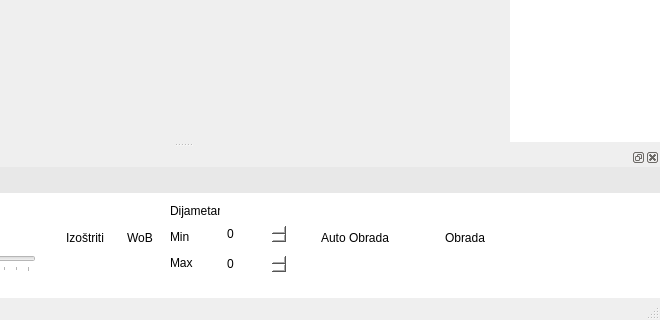
Old version of the form main/src/ndtr/ndtr_app/mainwindow.ui in the repository nik0la31/Application-of-pattern-recognition-algorithms-in-neutron-dosimetry; both pictures show x 295 to 955 and y 301 to 621 of the 955 by 621 pixel window.
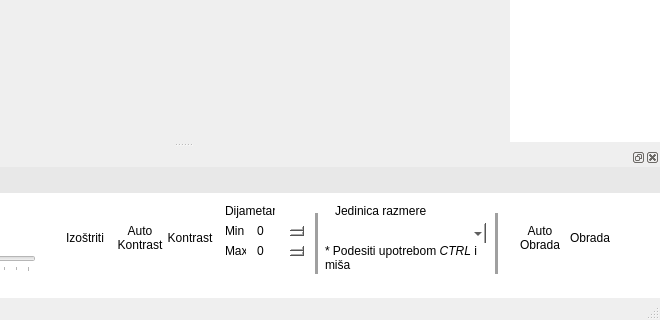
New version of the form. Icons and pictures are not drawn.

Diff of the .ui file:
```diff
--- a/main/src/ndtr/ndtr_app/mainwindow.ui
+++ b/main/src/ndtr/ndtr_app/mainwindow.ui
@@ -388,7 +388,7 @@
         <widget class="QToolButton" name="buttonWoB">
          <property name="geometry">
           <rect>
-           <x>410</x>
+           <x>460</x>
            <y>10</y>
            <width>50</width>
            <height>70</height>
@@ -417,7 +417,7 @@
 }</string>
          </property>
          <property name="text">
-          <string>WoB</string>
+          <string>Kontrast</string>
          </property>
          <property name="icon">
           <iconset resource="resources.qrc">
@@ -439,10 +439,10 @@
         <widget class="QDoubleSpinBox" name="spinMax">
          <property name="geometry">
           <rect>
-           <x>520</x>
-           <y>60</y>
-           <width>62</width>
-           <height>22</height>
+           <x>550</x>
+           <y>50</y>
+           <width>50</width>
+           <height>16</height>
           </rect>
          </property>
          <property name="decimals">
@@ -455,10 +455,10 @@
         <widget class="QDoubleSpinBox" name="spinMin">
          <property name="geometry">
           <rect>
-           <x>520</x>
+           <x>550</x>
            <y>30</y>
-           <width>62</width>
-           <height>22</height>
+           <width>50</width>
+           <height>16</height>
           </rect>
          </property>
          <property name="statusTip">
@@ -477,7 +477,7 @@
         <widget class="QLabel" name="labelDiameter">
          <property name="geometry">
           <rect>
-           <x>465</x>
+           <x>520</x>
            <y>10</y>
            <width>50</width>
            <height>16</height>
@@ -490,9 +490,9 @@
         <widget class="QLabel" name="labelMin">
          <property name="geometry">
           <rect>
-           <x>465</x>
-           <y>36</y>
-           <width>50</width>
+           <x>520</x>
+           <y>30</y>
+           <width>20</width>
            <height>16</height>
           </rect>
          </property>
@@ -503,9 +503,9 @@
         <widget class="QLabel" name="labelMax">
          <property name="geometry">
           <rect>
-           <x>465</x>
-           <y>62</y>
-           <width>50</width>
+           <x>520</x>
+           <y>50</y>
+           <width>21</width>
            <height>16</height>
           </rect>
          </property>
@@ -516,9 +516,9 @@
         <widget class="QToolButton" name="btnProcessImage">
          <property name="geometry">
           <rect>
-           <x>710</x>
+           <x>860</x>
            <y>10</y>
-           <width>100</width>
+           <width>50</width>
            <height>70</height>
           </rect>
          </property>
@@ -553,8 +553,8 @@
          </property>
          <property name="iconSize">
           <size>
-           <width>48</width>
-           <height>48</height>
+           <width>32</width>
+           <height>32</height>
           </size>
          </property>
          <property name="toolButtonStyle">
@@ -564,9 +564,9 @@
         <widget class="QToolButton" name="toolButton">
          <property name="geometry">
           <rect>
-           <x>600</x>
+           <x>810</x>
            <y>10</y>
-           <width>100</width>
+           <width>50</width>
            <height>70</height>
           </rect>
          </property>
@@ -593,7 +593,8 @@
 }</string>
          </property>
          <property name="text">
-          <string>Auto Obrada</string>
+          <string>Auto
+Obrada</string>
          </property>
          <property name="icon">
           <iconset resource="resources.qrc">
@@ -601,8 +602,8 @@
          </property>
          <property name="iconSize">
           <size>
-           <width>48</width>
-           <height>48</height>
+           <width>32</width>
+           <height>32</height>
           </size>
          </property>
          <property name="checkable">
@@ -612,6 +613,129 @@
           <enum>Qt::ToolButtonTextUnderIcon</enum>
          </property>
         </widget>
+        <widget class="QToolButton" name="btnAutoWob">
+         <property name="geometry">
+          <rect>
+           <x>410</x>
+           <y>10</y>
+           <width>50</width>
+           <height>70</height>
+          </rect>
+         </property>
+         <property name="styleSheet">
+          <string notr="true">QToolButton
+{
+    border: 0px;
+}
+
+QToolButton:hover
+{
+    padding: 2px;
+    background-color: #F0F0F0;
+}
+
+QToolButton:pressed
+{
+    padding: 4px;
+}
+
+QToolButton:checked
+{
+    background-color: #A0A0A0;
+}</string>
+         </property>
+         <property name="text">
+          <string>Auto
+Kontrast</string>
+         </property>
+         <property name="icon">
+          <iconset resource="resources.qrc">
+           <normaloff>:/ico/ico/color_line.ico</normaloff>:/ico/ico/color_line.ico</iconset>
+         </property>
+         <property name="iconSize">
+          <size>
+           <width>32</width>
+           <height>32</height>
+          </size>
+         </property>
+         <property name="checkable">
+          <bool>true</bool>
+         </property>
+         <property name="toolButtonStyle">
+          <enum>Qt::ToolButtonTextUnderIcon</enum>
+         </property>
+        </widget>
+        <widget class="Line" name="line">
+         <property name="geometry">
+          <rect>
+           <x>610</x>
+           <y>20</y>
+           <width>3</width>
+           <height>61</height>
+          </rect>
+         </property>
+         <property name="styleSheet">
+          <string notr="true">background-color: #A0A0A0;</string>
+         </property>
+         <property name="orientation">
+          <enum>Qt::Vertical</enum>
+         </property>
+        </widget>
+        <widget class="QLabel" name="lblUnit">
+         <property name="geometry">
+          <rect>
+           <x>630</x>
+           <y>10</y>
+           <width>91</width>
+           <height>16</height>
+          </rect>
+         </property>
+         <property name="text">
+          <string>Jedinica razmere</string>
+         </property>
+        </widget>
+        <widget class="Line" name="line_2">
+         <property name="geometry">
+          <rect>
+           <x>790</x>
+           <y>20</y>
+           <width>3</width>
+           <height>61</height>
+          </rect>
+         </property>
+         <property name="styleSheet">
+          <string notr="true">background-color: #A0A0A0;</string>
+         </property>
+         <property name="orientation">
+          <enum>Qt::Vertical</enum>
+         </property>
+        </widget>
+        <widget class="QComboBox" name="cmbUnit">
+         <property name="geometry">
+          <rect>
+           <x>620</x>
+           <y>30</y>
+           <width>161</width>
+           <height>22</height>
+          </rect>
+         </property>
+        </widget>
+        <widget class="QLabel" name="lblUnitInfo">
+         <property name="geometry">
+          <rect>
+           <x>620</x>
+           <y>50</y>
+           <width>161</width>
+           <height>31</height>
+          </rect>
+         </property>
+         <property name="text">
+          <string>&lt;html&gt;&lt;head/&gt;&lt;body&gt;&lt;p&gt;* Podesiti upotrebom &lt;span style=&quot; font-style:italic;&quot;&gt;CTRL&lt;/span&gt; i miša&lt;/p&gt;&lt;/body&gt;&lt;/html&gt;</string>
+         </property>
+         <property name="wordWrap">
+          <bool>true</bool>
+         </property>
+        </widget>
        </widget>
        <widget class="QWidget" name="tab_3">
         <attribute name="title">
```
Left out of the diff: 68 changed lines with no effect on the pictures.
